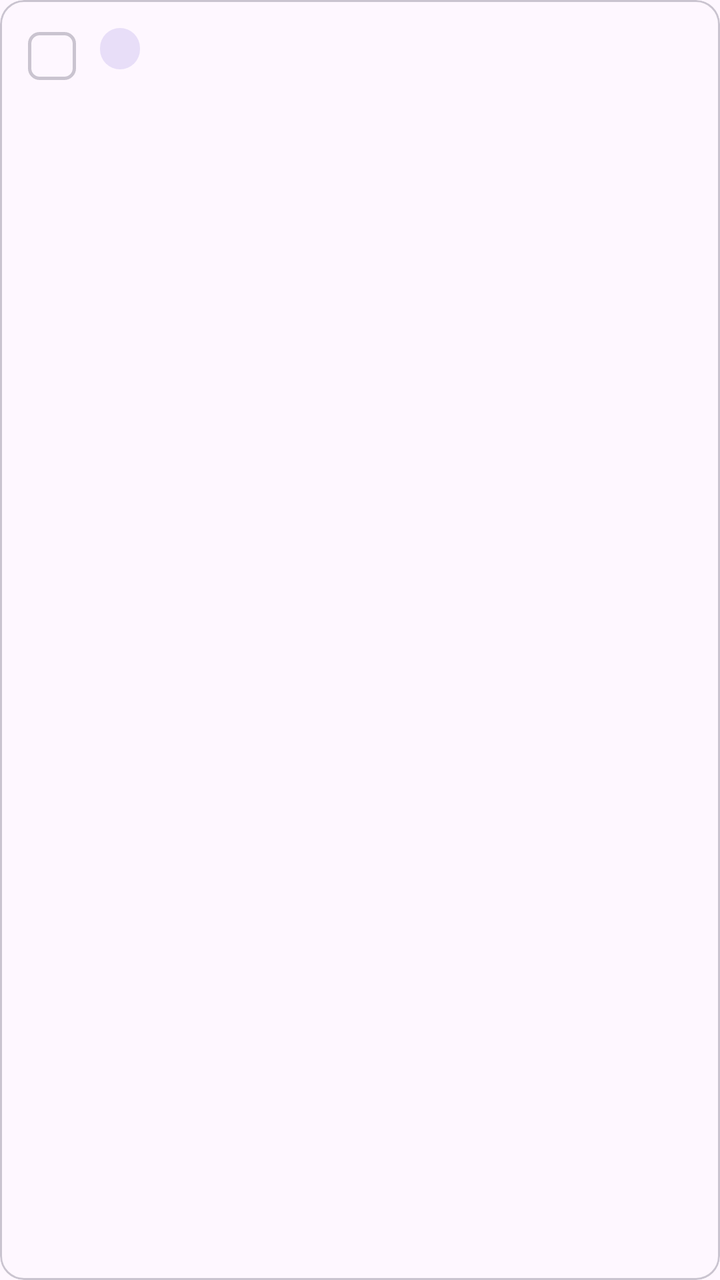
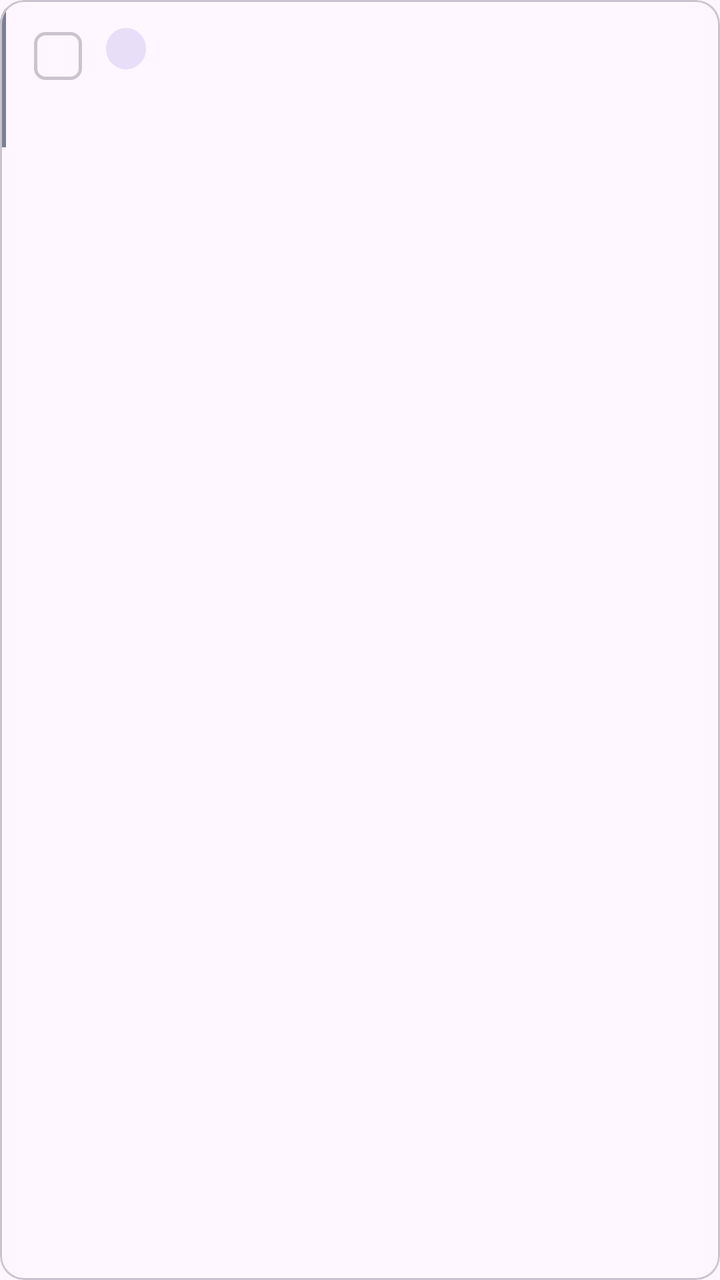

Before-and-after screenshots of an Android layout around one commit, followed by the original layout XML and the change that was made.
<!-- AndroidManifest.xml: application theme Theme.WebUntis -->
<!-- res/layout/item_homework.xml -->
<?xml version="1.0" encoding="utf-8"?>
<com.google.android.material.card.MaterialCardView
    xmlns:android="http://schemas.android.com/apk/res/android"
    xmlns:app="http://schemas.android.com/apk/res-auto"
    android:layout_width="match_parent"
    android:layout_height="wrap_content"
    android:layout_marginBottom="8dp"
    app:cardElevation="0dp"
    app:strokeWidth="1dp"
    app:strokeColor="?attr/colorOutlineVariant"
    app:cardCornerRadius="12dp">

    <LinearLayout
        android:layout_width="match_parent"
        android:layout_height="wrap_content"
        android:orientation="horizontal"
        android:padding="14dp"
        android:gravity="top">

        <CheckBox
            android:id="@+id/check_box"
            android:layout_width="24dp"
            android:layout_height="24dp"
            android:layout_marginTop="2dp"
            android:button="@null"
            android:background="@drawable/selector_checkbox" />

        <LinearLayout
            android:layout_width="0dp"
            android:layout_height="wrap_content"
            android:layout_weight="1"
            android:layout_marginStart="12dp"
            android:orientation="vertical">

            
            <TextView
                android:id="@+id/subject_chip"
                android:layout_width="wrap_content"
                android:layout_height="wrap_content"
                android:layout_marginBottom="6dp"
                android:paddingHorizontal="10dp"
                android:paddingVertical="3dp"
                android:textSize="11sp"
                android:textColor="?attr/colorOnSecondaryContainer"
                android:background="@drawable/bg_subject_pill"
                android:maxLines="1"
                android:ellipsize="end" />

            <TextView
                android:id="@+id/text_content"
                android:layout_width="match_parent"
                android:layout_height="wrap_content"
                android:textSize="14sp"
                android:textColor="?attr/colorOnSurface"
                android:lineSpacingMultiplier="1.4" />

        </LinearLayout>

        <TextView
            android:id="@+id/text_due"
            android:layout_width="wrap_content"
            android:layout_height="wrap_content"
            android:textSize="11sp"
            android:layout_marginStart="8dp"
            android:layout_marginTop="2dp" />

        
        <com.google.android.material.chip.ChipGroup
            android:id="@+id/layout_attachments"
            android:layout_width="match_parent"
            android:layout_height="wrap_content"
            android:layout_marginTop="4dp"
            app:singleLine="false"
            android:visibility="gone"
            xmlns:app="http://schemas.android.com/apk/res-auto" />

    </LinearLayout>

</com.google.android.material.card.MaterialCardView>
<!-- resources referenced by this layout -->
<resources>
  <!-- drawable bg_subject_pill (drawable) -->
  <?xml version="1.0" encoding="utf-8"?>
  <shape xmlns:android="http://schemas.android.com/apk/res/android"
      android:shape="rectangle">
      <solid android:color="?attr/colorSecondaryContainer" />
      <corners android:radius="12dp" />
  </shape>
  <!-- drawable selector_checkbox (drawable) -->
  <?xml version="1.0" encoding="utf-8"?>
  <selector xmlns:android="http://schemas.android.com/apk/res/android">
      <item android:state_checked="true">
          <shape android:shape="rectangle">
              <solid android:color="#3ECF8E" />
              <corners android:radius="5dp" />
          </shape>
      </item>
      <item>
          <shape android:shape="rectangle">
              <solid android:color="@android:color/transparent" />
              <stroke android:width="1.5dp" android:color="?attr/colorOutlineVariant" />
              <corners android:radius="5dp" />
          </shape>
      </item>
  </selector>
  <style name="Theme.WebUntis" parent="Theme.Material3.DayNight.NoActionBar">
          <item name="colorPrimary">@color/primary</item>
          <item name="colorPrimaryVariant">@color/primary_variant</item>
          <item name="colorOnPrimary">@color/on_primary</item>
          <item name="android:statusBarColor">?attr/colorSurface</item>
          <item name="android:navigationBarColor">?attr/colorSurface</item>
          <item name="android:windowLightStatusBar">true</item>
      </style>
  <color name="primary">#4F8EF7</color>
  <color name="primary_variant">#6C63FF</color>
  <color name="on_primary">#FFFFFF</color>
</resources>

<!-- the commit's change to res/layout/item_homework.xml (unified diff, before → after) -->
@@ -13,9 +13,22 @@
     <LinearLayout
         android:layout_width="match_parent"
         android:layout_height="wrap_content"
-        android:orientation="horizontal"
-        android:padding="14dp"
-        android:gravity="top">
+        android:orientation="horizontal">
+
+        
+        <View
+            android:id="@+id/color_stripe"
+            android:layout_width="3dp"
+            android:layout_height="match_parent"
+            android:background="@color/subject_default" />
+
+        <LinearLayout
+            android:layout_width="0dp"
+            android:layout_height="wrap_content"
+            android:layout_weight="1"
+            android:orientation="horizontal"
+            android:padding="14dp"
+            android:gravity="top">
 
         <CheckBox
             android:id="@+id/check_box"
@@ -76,4 +89,6 @@
 
     </LinearLayout>
 
+    </LinearLayout>
+
 </com.google.android.material.card.MaterialCardView>
<!-- resource entries referenced after the edit -->
@@ -1,5 +1,6 @@
 <!-- resources referenced by this layout -->
 <resources>
+  <color name="subject_default">#7A7F94</color>
   <!-- drawable bg_subject_pill (drawable) -->
   <?xml version="1.0" encoding="utf-8"?>
   <shape xmlns:android="http://schemas.android.com/apk/res/android"
